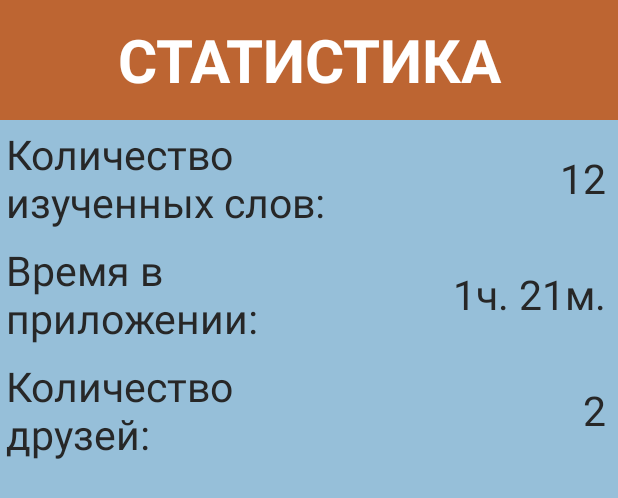
After one commit to MeowEnglish/MeowEnglish, an Android app: the layout stats_test.xml on its own in the app's theme, with its tools: preview values and no code run, on a phone screen of 412 x 824 dp. The commit adds this screen. Shown: the top 498 px of the screen. Run offline under Robolectric (Android 15) with nearby library versions, the light colour scheme and no system bars.

Commit message:
add test friends & stats layouts

```diff
--- /dev/null
+++ b/app/src/main/res/layout/stats_test.xml
@@ -0,0 +1,97 @@
+<?xml version="1.0" encoding="utf-8"?>
+<LinearLayout xmlns:android="http://schemas.android.com/apk/res/android"
+    android:layout_width="match_parent"
+    android:layout_height="match_parent"
+    android:orientation="vertical"
+    android:background="@color/back_blue"
+    >
+
+    <TextView
+        android:layout_width="match_parent"
+        android:layout_height="80dp"
+        android:text="статистика"
+        android:textAllCaps="true"
+        android:gravity="center"
+        android:textStyle="bold"
+        android:textColor="@color/white"
+        android:textSize="40dp"
+        android:background="@color/orange"
+
+        />
+    <FrameLayout
+        android:layout_width="match_parent"
+        android:layout_height="wrap_content"
+        android:padding="4dp"
+        >
+        <TextView
+
+            android:layout_width="match_parent"
+            android:layout_height="wrap_content"
+            android:text="Количество\nизученных слов:"
+            android:textColor="@color/almost_black"
+            android:textSize="27dp"
+            />
+        <TextView
+
+            android:layout_width="match_parent"
+            android:layout_height="match_parent"
+            android:text="12"
+            android:textAlignment="textEnd"
+            android:textColor="@color/almost_black"
+            android:textSize="27dp"
+            android:padding="4dp"
+            android:gravity="end|center"
+            />
+    </FrameLayout>
+    <FrameLayout
+        android:layout_width="match_parent"
+        android:layout_height="wrap_content"
+        android:padding="4dp"
+        >
+        <TextView
+
+            android:layout_width="match_parent"
+            android:layout_height="wrap_content"
+            android:text="Время в\nприложении:"
+            android:textColor="@color/almost_black"
+            android:textSize="27dp"
+            />
+        <TextView
+
+            android:layout_width="match_parent"
+            android:layout_height="match_parent"
+            android:text="1ч. 21м."
+            android:textAlignment="textEnd"
+            android:textColor="@color/almost_black"
+            android:textSize="27dp"
+            android:padding="4dp"
+            android:gravity="end|center"
+            />
+    </FrameLayout>
+    <FrameLayout
+        android:layout_width="match_parent"
+        android:layout_height="wrap_content"
+        android:padding="4dp"
+        >
+        <TextView
+
+            android:layout_width="match_parent"
+            android:layout_height="wrap_content"
+            android:textColor="@color/almost_black"
+            android:text="Количество\nдрузей:"
+            android:textSize="27dp"
+            />
+        <TextView
+
+            android:layout_width="match_parent"
+            android:layout_height="match_parent"
+            android:text="2"
+            android:textColor="@color/almost_black"
+            android:textAlignment="textEnd"
+            android:textSize="27dp"
+            android:padding="4dp"
+            android:gravity="end|center"
+            />
+    </FrameLayout>
+
+</LinearLayout>
--- a/app/src/main/res/values/colors.xml
+++ b/app/src/main/res/values/colors.xml
@@ -17,5 +17,6 @@
     <color name="back_button">#225954</color>
     <color name="gray">#888888</color>
     <color name="known_words_color">#2176BA</color>
+    <color name="friend_background">#CFD7DD</color>
 >>>>>>> d91e7ae9d542dc9d6a84d10a263343cd4ddfae2e
 </resources>
```
Also changed, not shown: app/src/main/res/layout/friends_test.xml (added, +70 -0 lines), 2 other files.
